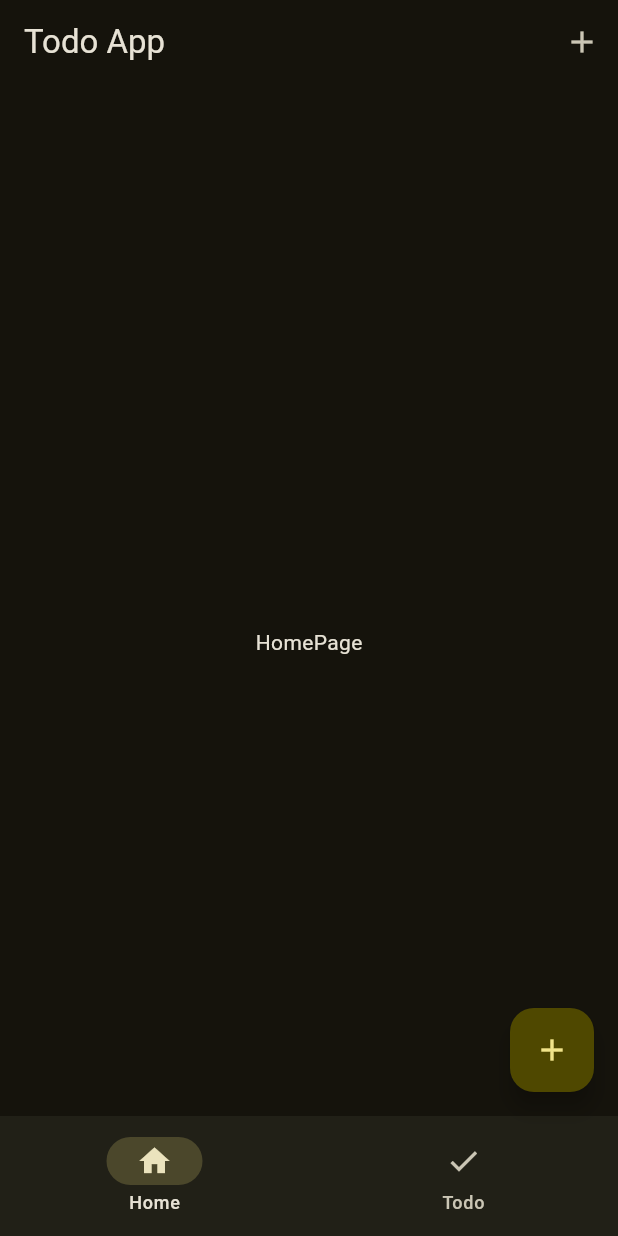
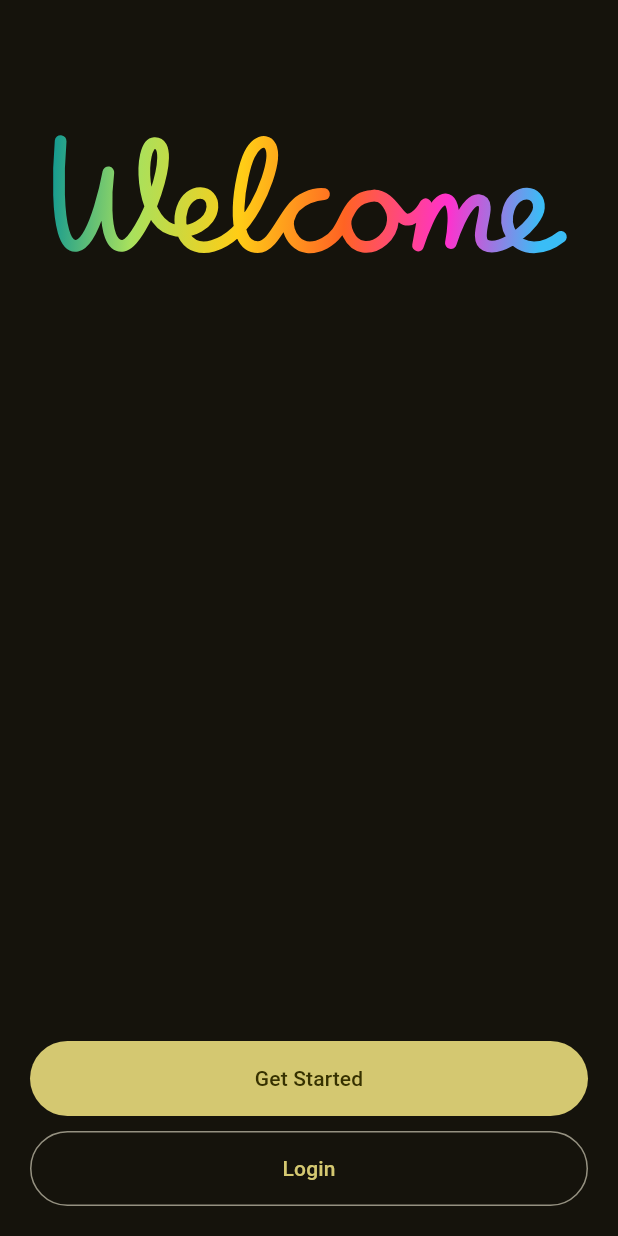
Before and after one commit to Asciugano/todo_app_flutter, a Flutter app: the screen it shows after launch, on a phone screen of 412 x 824 dp. Run offline on Flutter 3.47's test engine with Material 3 defaults, Android fonts, the light colour scheme and no system bars; our stand-ins replace lottie.

Commit message:
aggiunta la welcome page e la profile page

```diff
--- a/lib/main.dart
+++ b/lib/main.dart
@@ -1,5 +1,5 @@
 import 'package:flutter/material.dart';
-import 'package:todo_app_flutter/views/widget_tree.dart';
+import 'package:todo_app_flutter/views/pages/welcome_page.dart';
 
 void main() {
   runApp(const MyApp());
@@ -15,7 +15,7 @@ class MyApp extends StatelessWidget {
       theme: ThemeData(
         colorScheme: ColorScheme.fromSeed(seedColor: Colors.yellow, brightness: Brightness.dark),
       ),
-      home: WidgetTree(),
+      home: WelcomePage(),
     );
   }
 }
--- /dev/null
+++ b/lib/views/pages/welcome_page.dart
@@ -0,0 +1,55 @@
+import 'package:flutter/material.dart';
+import 'package:lottie/lottie.dart';
+import 'package:todo_app_flutter/views/widget_tree.dart';
+
+class WelcomePage extends StatelessWidget {
+  const WelcomePage({super.key});
+
+  @override
+  Widget build(BuildContext context) {
+    return Scaffold(
+      appBar: AppBar(),
+      body: Padding(
+        padding: const EdgeInsets.all(20),
+        child: Column(
+          mainAxisAlignment: MainAxisAlignment.center,
+          children: [
+            Lottie.asset('assets/lotties/welcome.json'),
+            Expanded(child: Container()),
+            SafeArea(
+              child: Column(
+                children: [
+                  FilledButton(
+                    onPressed:
+                        () => Navigator.pushAndRemoveUntil(
+                          context,
+                          MaterialPageRoute(builder: (context) => WidgetTree()),
+                          (route) => false,
+                        ),
+                    style: FilledButton.styleFrom(
+                      minimumSize: Size(double.infinity, 50),
+                    ),
+                    child: Text('Get Started'),
+                  ),
+                  SizedBox(height: 10),
+                  OutlinedButton(
+                    onPressed:
+                        () => Navigator.pushAndRemoveUntil(
+                          context,
+                          MaterialPageRoute(builder: (context) => WidgetTree()),
+                          (route) => false,
+                        ),
+                    style: OutlinedButton.styleFrom(
+                      minimumSize: Size(double.infinity, 50),
+                    ),
+                    child: Text('Login'),
+                  ),
+                ],
+              ),
+            ),
+          ],
+        ),
+      ),
+    );
+  }
+}
--- a/lib/views/widget_tree.dart
+++ b/lib/views/widget_tree.dart
@@ -2,10 +2,11 @@ import 'package:flutter/material.dart';
 import 'package:todo_app_flutter/data/notifiers.dart';
 import 'package:todo_app_flutter/views/pages/creation_page.dart';
 import 'package:todo_app_flutter/views/pages/home_page.dart';
+import 'package:todo_app_flutter/views/pages/profile_page.dart';
 import 'package:todo_app_flutter/views/pages/todo_page.dart';
 import 'package:todo_app_flutter/views/widgets/navbar_widget.dart';
 
-List<Widget> pages = [HomePage(), TodoPage()];
+List<Widget> pages = [HomePage(), TodoPage(), ProfilePage()];
 
 class WidgetTree extends StatelessWidget {
   const WidgetTree({super.key});
--- a/lib/views/widgets/navbar_widget.dart
+++ b/lib/views/widgets/navbar_widget.dart
@@ -13,6 +13,7 @@ class Navbar extends StatelessWidget {
           destinations: [
             NavigationDestination(icon: Icon(Icons.home), label: 'Home'),
             NavigationDestination(icon: Icon(Icons.check), label: 'Todo'),
+            NavigationDestination(icon: Icon(Icons.person), label: 'Profile'),
           ],
           selectedIndex: currentPage,
           onDestinationSelected: (value) => currentPageNotifier.value = value,
```
Also changed, not shown: assets/lotties/welcome.json (added, +1 -0 lines), lib/views/pages/profile_page.dart (added, +28 -0 lines), pubspec.yaml (+4 -3 lines), pubspec.lock.
